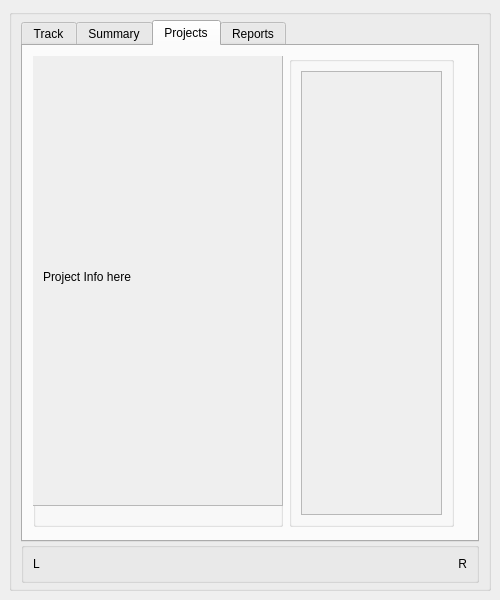
First picture: the form in GUI/Main.ui, repository hratcliffe/TimeTrackerTwo, before the edit.
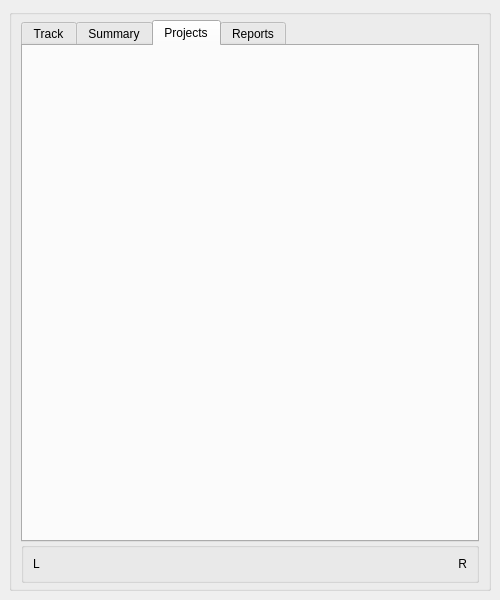
Second picture: the form after the edit. The open tabs and pages were chosen to show the change.

Commit message: Ditto for Projects tab

```diff
--- a/GUI/Main.ui
+++ b/GUI/Main.ui
@@ -209,119 +209,11 @@
           <attribute name="title">
            <string>Projects</string>
           </attribute>
-          <widget class="QWidget" name="gridLayoutWidget_3">
-           <property name="geometry">
-            <rect>
-             <x>10</x>
-             <y>10</y>
-             <width>421</width>
-             <height>471</height>
-            </rect>
-           </property>
-           <layout class="QGridLayout" name="gridLayout_6">
-            <property name="verticalSpacing">
-             <number>4</number>
-            </property>
-            <item row="0" column="0">
-             <widget class="QGroupBox" name="p_project_pane">
-              <property name="sizePolicy">
-               <sizepolicy hsizetype="Preferred" vsizetype="Preferred">
-                <horstretch>0</horstretch>
-                <verstretch>0</verstretch>
-               </sizepolicy>
-              </property>
-              <property name="minimumSize">
-               <size>
-                <width>250</width>
-                <height>0</height>
-               </size>
-              </property>
-              <property name="title">
-               <string/>
-              </property>
-              <widget class="QScrollArea" name="scrollArea_2">
-               <property name="geometry">
-                <rect>
-                 <x>-1</x>
-                 <y>-1</y>
-                 <width>251</width>
-                 <height>451</height>
-                </rect>
-               </property>
-               <property name="widgetResizable">
-                <bool>true</bool>
-               </property>
-               <widget class="QWidget" name="scrollAreaWidgetContents_2">
-                <property name="geometry">
-                 <rect>
-                  <x>0</x>
-                  <y>0</y>
-                  <width>249</width>
-                  <height>449</height>
-                 </rect>
-                </property>
-                <widget class="QLabel" name="p_project_info">
-                 <property name="geometry">
-                  <rect>
-                   <x>10</x>
-                   <y>10</y>
-                   <width>221</width>
-                   <height>421</height>
-                  </rect>
-                 </property>
-                 <property name="text">
-                  <string>Project Info here</string>
-                 </property>
-                </widget>
-               </widget>
-              </widget>
-             </widget>
-            </item>
-            <item row="0" column="1">
-             <widget class="QGroupBox" name="p_project_buttons">
-              <property name="sizePolicy">
-               <sizepolicy hsizetype="Preferred" vsizetype="Preferred">
-                <horstretch>1</horstretch>
-                <verstretch>1</verstretch>
-               </sizepolicy>
-              </property>
-              <property name="minimumSize">
-               <size>
-                <width>120</width>
-                <height>0</height>
-               </size>
-              </property>
-              <property name="title">
-               <string/>
-              </property>
-              <layout class="QVBoxLayout" name="verticalLayout_3">
-               <item>
-                <widget class="QScrollArea" name="scrollArea_3">
-                 <property name="widgetResizable">
-                  <bool>true</bool>
-                 </property>
-                 <widget class="QWidget" name="scrollAreaWidgetContents_4">
-                  <property name="geometry">
-                   <rect>
-                    <x>0</x>
-                    <y>0</y>
-                    <width>127</width>
-                    <height>437</height>
-                   </rect>
-                  </property>
-                  <layout class="QVBoxLayout" name="verticalLayout_7">
-                   <item>
-                    <layout class="QVBoxLayout" name="p_project_layout"/>
-                   </item>
-                  </layout>
-                 </widget>
-                </widget>
-               </item>
-              </layout>
-             </widget>
-            </item>
-           </layout>
-          </widget>
+          <layout class="QGridLayout" name="gridLayout_6">
+           <item row="0" column="0">
+            <layout class="QVBoxLayout" name="project_target_layout"/>
+           </item>
+          </layout>
          </widget>
          <widget class="QWidget" name="reports_tab">
           <attribute name="title">
```
The commit also changes 5 other files.
